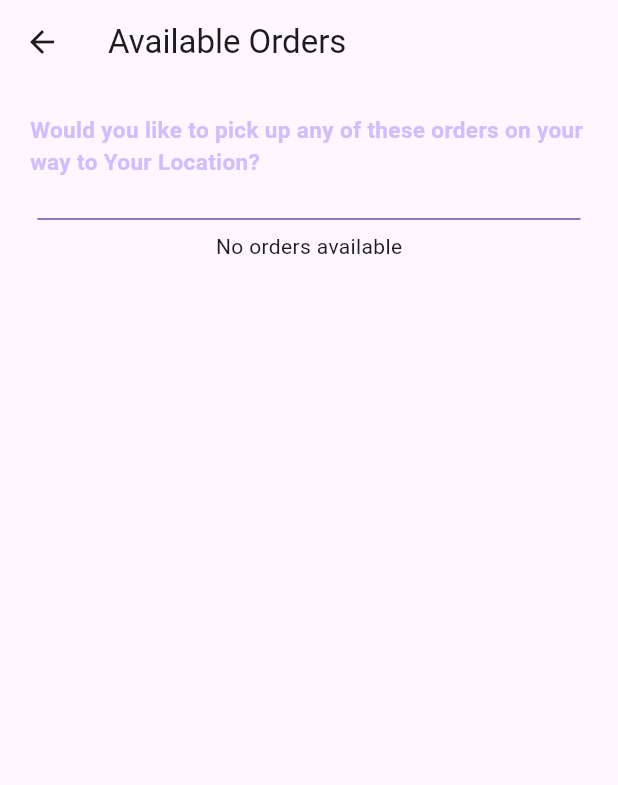
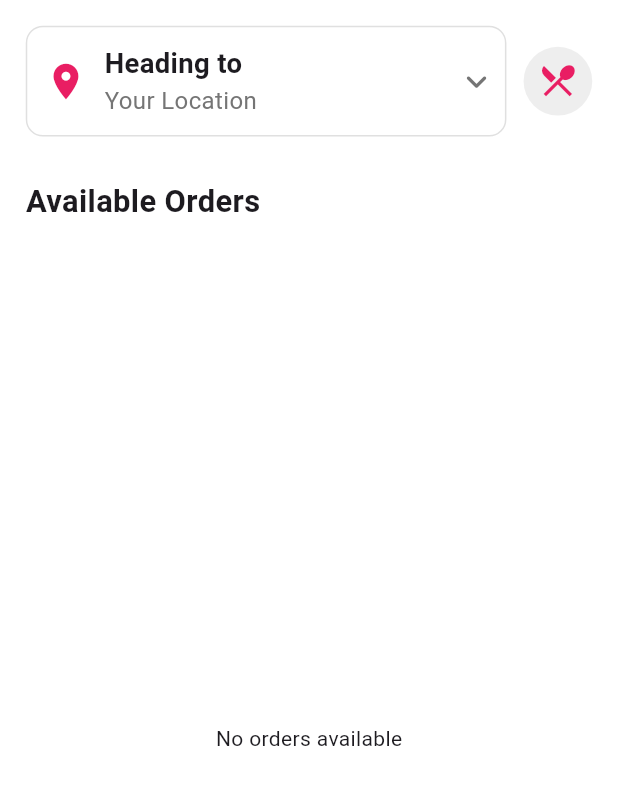
Before and after one commit to TanayJyot/foodafriend, a Flutter app: the AvailableOrders screen opened directly, on a phone screen of 412 x 824 dp. Shown: the top 785 px of the screen. Run offline on Flutter 3.47's test engine with Material 3 defaults, Android fonts, the phone set to English and light mode, and no system bars; our stand-ins replace cloud_firestore, firebase_auth, firebase_core, firebase_messaging, firebase_storage, flutter_screenutil and 5 more; missing offline and left inert: flutter_polyline_points; accounts and stored records are empty; network calls fail.

Commit message:
Made all the UIs consistent

```diff
--- a/lib/deliverer/screens/available_orders.dart
+++ b/lib/deliverer/screens/available_orders.dart
@@ -3,12 +3,14 @@ import 'package:buildspace_s5/services/database.dart';
 import 'package:cloud_firestore/cloud_firestore.dart';
 import 'package:flutter/material.dart';
 import 'package:google_maps_flutter/google_maps_flutter.dart';
+import 'package:flutter_screenutil/flutter_screenutil.dart';
+import 'package:font_awesome_flutter/font_awesome_flutter.dart';
 
 import '../../models/queue_model.dart';
 
 class AvailableOrders extends StatefulWidget {
-  final String location;
-  const AvailableOrders({super.key, required this.location});
+  final String? location;
+  const AvailableOrders({super.key, this.location});
 
   @override
   State<AvailableOrders> createState() => _AvailableOrdersState();
@@ -35,9 +37,8 @@ class _AvailableOrdersState extends State<AvailableOrders> {
     }
   }
 
-
-  Widget orderCard(
-      {required String name,
+  Widget orderCard({
+    required String name,
     required String item,
     required String restaurant,
     required String distance,
@@ -45,145 +46,187 @@ class _AvailableOrdersState extends State<AvailableOrders> {
     required String eta,
     required String documentId,
   }) {
-    return Column(
-      children: [
-        GestureDetector(
+    return Card(
+      elevation: 2,
+      shape: RoundedRectangleBorder(
+        borderRadius: BorderRadius.circular(10.r),
+      ),
+      child: GestureDetector(
         onTap: () {
           Navigator.of(context).push(MaterialPageRoute(
             builder: (context) => OrderTrackingPage(sourceLocation: sourceLocation, destination: destination, name: name, item: item,),
           ));
           _deleteOrder(documentId);
-
         },
         child: Padding(
-            padding: const EdgeInsets.all(15.0),
-            child: Row(
-              children: [
-                // text food details
-                Expanded(
+          padding: EdgeInsets.all(15.r),
           child: Column(
             crossAxisAlignment: CrossAxisAlignment.start,
             children: [
-                      Text(restaurant),
+              Text(
+                restaurant,
+                style: TextStyle(
+                  fontSize: 16.sp,
+                  fontWeight: FontWeight.bold,
+                ),
+              ),
+              SizedBox(height: 5.h),
               Text(
                 '$distance, ETA: $eta',
                 style: TextStyle(
-                          color: Theme.of(context).colorScheme.primary,
+                  color: Colors.pink,
+                  fontSize: 14.sp,
                 ),
               ),
-                      const SizedBox(
-                        height: 10,
-                      ),
+              SizedBox(height: 10.h),
               Text(
                 "$name would like a $item from $restaurant on $address",
                 style: TextStyle(
-                            color:
-                                Theme.of(context).colorScheme.inversePrimary),
+                  color: Colors.grey[600],
+                  fontSize: 14.sp,
+                ),
               ),
             ],
           ),
         ),
-                const SizedBox(
-                  width: 15,
       ),
-
-                // // food image
-                // ClipRRect(
-                //   borderRadius: BorderRadius.circular(18),
-                //   child: Image.asset(
-                //     "food.imagePath",
-                //     height: 120,
-                //   ),
-                // ),
-              ],
-            ),
-          ),
-        ),
-
-        // divider line
-        Divider(
-          color: Theme.of(context).colorScheme.primary,
-          endIndent: 25,
-          indent: 25,
-        ),
-      ],
     );
   }
 
   @override
   Widget build(BuildContext context) {
+    ScreenUtil.init(context, designSize: const Size(360, 690));
     return Scaffold(
-      appBar: AppBar(
-        title: const Text("Available Orders"),
-      ),
-      body: SingleChildScrollView(
+      backgroundColor: Colors.white,
+      body: SafeArea(
         child: Column(
           children: [
+            // Location box and Dashboard button
             Padding(
-              padding: const EdgeInsets.all(20.0),
-              child: Text(
-                "Would you like to pick up any of these orders on your way to ${widget.location}?",
+              padding: EdgeInsets.all(15.r),
+              child: Row(
+                children: [
+                  // Location box
+                  Expanded(
+                    child: Container(
+                      decoration: BoxDecoration(
+                        borderRadius: BorderRadius.circular(10.r),
+                        border: Border.all(color: Colors.grey[300]!),
+                      ),
+                      child: Padding(
+                        padding: EdgeInsets.all(10.r),
+                        child: Row(
+                          children: [
+                            Icon(
+                              Icons.location_on,
+                              size: 25.sp,
+                              color: Colors.pink,
+                            ),
+                            SizedBox(width: 10.w),
+                            Expanded(
+                              child: Column(
+                                crossAxisAlignment: CrossAxisAlignment.start,
+                                children: [
+                                  Text(
+                                    "Heading to",
                                     style: TextStyle(
-                    fontSize: 15,
-                    fontWeight: FontWeight.w600,
-                    color: Theme.of(context).colorScheme.inversePrimary),
+                                      fontWeight: FontWeight.bold,
+                                      fontSize: 16.sp,
                                     ),
                                   ),
-            Divider(
-              color: Theme.of(context).colorScheme.primary,
-              endIndent: 25,
-              indent: 25,
+                                  Text(
+                                    widget.location ?? "Robarts Library",
+                                    style: TextStyle(
+                                      color: Colors.grey[600],
+                                      fontSize: 14.sp,
+                                    ),
+                                  ),
+                                ],
+                              ),
+                            ),
+                            FaIcon(
+                              FontAwesomeIcons.angleDown,
+                              size: 15.sp,
+                              color: Colors.grey[600],
+                            ),
+                          ],
+                        ),
+                      ),
+                    ),
+                  ),
+                  SizedBox(width: 10.w),
+                  // Dashboard button
+                  GestureDetector(
+                    onTap: () {
+                      Navigator.of(context).pop(); // This will take you back to the previous screen (dashboard)
+                    },
+                    child: Container(
+                      padding: EdgeInsets.all(8.r),
+                      decoration: BoxDecoration(
+                        shape: BoxShape.circle,
+                        color: Colors.grey[200],
+                      ),
+                      child: Icon(
+                        Icons.restaurant_menu,
+                        size: 24.sp,
+                        color: Colors.pink,
+                      ),
+                    ),
+                  ),
+                ],
+              ),
             ),
 
-        FutureBuilder<Iterable<OrderQueue>>(
+            // Available Orders text
+            Padding(
+              padding: EdgeInsets.symmetric(horizontal: 15.r, vertical: 10.r),
+              child: Row(
+                children: [
+                  Text(
+                    "Available Orders",
+                    style: TextStyle(
+                      fontSize: 18.sp,
+                      fontWeight: FontWeight.bold,
+                    ),
+                  ),
+                ],
+              ),
+            ),
+
+            // Order list
+            Expanded(
+              child: FutureBuilder<Iterable<OrderQueue>>(
                 future: _fetchOrderQueue(),
                 builder: (context, snapshot) {
                   if (snapshot.connectionState == ConnectionState.waiting) {
-        return const CircularProgressIndicator();
+                    return const Center(child: CircularProgressIndicator(color: Colors.pink));
                   } else if (snapshot.hasError) {
                     return Text('Error: ${snapshot.error}');
                   } else if (!snapshot.hasData || snapshot.data!.isEmpty) {
-        return const Text('No orders available');
+                    return const Center(child: Text('No orders available'));
                   } else {
-        return Column(
+                    return ListView(
+                      padding: EdgeInsets.symmetric(horizontal: 15.w),
                       children: snapshot.data!.map((order) {
-            return orderCard(
+                        return Padding(
+                          padding: EdgeInsets.only(bottom: 10.h),
+                          child: orderCard(
                             name: order.name ?? "Default",
                             item: order.item ?? "Default",
-              restaurant: "Tim Hortons",
-              // Adjust this as needed
+                            restaurant: "Burger Corner",
                             distance: "2 km",
-              // Adjust this as needed
                             address: "23 Bloor St",
-              // Adjust this as needed
-              eta: "25 min walk", // Adjust this as needed
+                            eta: "25 min walk",
                             documentId: order.id ?? "Default",
+                          ),
                         );
                       }).toList(),
                     );
                   }
-      // orderCard(
-      //     name: "Alex",
-      //     item: "Medium White Hot Chocolate",
-      //     restaurant: "Tim Hortons",
-      //     distance: "2 km",
-      //     address: "23 Bloor St",
-      //     eta: "25 min walk"),
-      // orderCard(
-      //     name: "James",
-      //     item: "McChicken",
-      //     restaurant: "McDonalds",
-      //     distance: "1.4 km",
-      //     address: "55 Bloor St",
-      //     eta: "15 min walk"),
-      // orderCard(
-      //     name: "Rob",
-      //     item: "Foot Long Cookie",
-      //     restaurant: "SubWay",
-      //     distance: "0.3 km",
-      //     address: "82 Bloor St",
-      //     eta: "2 min walk"),
-    })],
+                },
+              ),
+            ),
+          ],
         ),
       ),
     );
--- a/lib/deliverer/screens/order_tracking.dart
+++ b/lib/deliverer/screens/order_tracking.dart
@@ -237,7 +237,7 @@ class OrderTrackingPageState extends State<OrderTrackingPage> {
                   const SizedBox(
                     height: 15,
                   ),
-                  const Text("Restaurant: Tim Hortons"),
+                  const Text("Restaurant: Burger Corner"),
                   const SizedBox(
                     height: 10,
                   ),
@@ -245,7 +245,7 @@ class OrderTrackingPageState extends State<OrderTrackingPage> {
                   const SizedBox(
                     height: 10,
                   ),
-                  const Text("Delivery Destination: 123 Anywhere St."),
+                  const Text("Delivery Destination: Robarts Library"),
                 ],
               ),
             ),
--- a/lib/main.dart
+++ b/lib/main.dart
@@ -1,4 +1,3 @@
-import 'package:buildspace_s5/deliverer/screens/available_orders.dart';
 import 'package:buildspace_s5/models/user.dart';
 import 'package:buildspace_s5/receiver/screens/wrapper.dart';
 import 'package:buildspace_s5/services/auth.dart';
--- a/lib/receiver/screens/heropage/heropage.dart
+++ b/lib/receiver/screens/heropage/heropage.dart
@@ -2,10 +2,8 @@ import 'package:firebase_auth/firebase_auth.dart';
 import 'package:flutter/cupertino.dart';
 import 'package:flutter/material.dart';
 import 'package:persistent_bottom_nav_bar/persistent_bottom_nav_bar.dart';
-import 'package:unicons/unicons.dart';
 import 'package:buildspace_s5/receiver/screens/heropage/dashboard_screen.dart';
 import 'profile_screen.dart'; // Import the profile screen
-import '';
 
 
 class HeroPage extends StatefulWidget {
--- a/lib/receiver/screens/heropage/item_screens/food_page.dart
+++ b/lib/receiver/screens/heropage/item_screens/food_page.dart
@@ -49,7 +49,7 @@ class _FoodPageState extends State<FoodPage> {
                       shape: BoxShape.circle,
                     ),
                     child: IconButton(
-                      icon: Icon(Icons.arrow_back, color: Colors.pink),
+                      icon: const Icon(Icons.arrow_back, color: Colors.pink),
                       onPressed: () => Navigator.pop(context),
                     ),
                   ),
@@ -99,7 +99,7 @@ class _FoodPageState extends State<FoodPage> {
               ),
             ),
 
-            Spacer(),
+            const Spacer(),
 
             // Add to cart button
             Padding(
--- a/lib/receiver/screens/heropage/item_screens/items_screen_components/my_button.dart
+++ b/lib/receiver/screens/heropage/item_screens/items_screen_components/my_button.dart
@@ -24,7 +24,7 @@ class MyButton extends StatelessWidget {
         child: Center(
           child: Text(
             text,
-            style: TextStyle(
+            style: const TextStyle(
               fontWeight: FontWeight.bold,
               color: Colors.white,
               fontSize: 16,
--- a/lib/receiver/screens/heropage/profile_screen.dart
+++ b/lib/receiver/screens/heropage/profile_screen.dart
@@ -1,7 +1,6 @@
 import 'package:cloud_firestore/cloud_firestore.dart';
 import 'package:flutter/material.dart';
 import 'package:flutter_screenutil/flutter_screenutil.dart';
-import 'package:font_awesome_flutter/font_awesome_flutter.dart';
 
 class ProfileScreen extends StatelessWidget {
   final String? uid;
--- a/lib/receiver/screens/order_tracking.dart
+++ b/lib/receiver/screens/order_tracking.dart
@@ -235,15 +235,15 @@ class OrderTrackingPageState extends State<OrderTrackingPage> {
                   const SizedBox(
                     height: 15,
                   ),
-                  const Text("Restaurant: Tim Hortons"),
+                  const Text("Restaurant: Burger Corner"),
                   const SizedBox(
                     height: 10,
                   ),
-                  const Text("Requested Food Item: White Hot Chocolate"),
+                  const Text("Requested Food Item: Veggie Burger"),
                   const SizedBox(
                     height: 10,
                   ),
-                  const Text("Delivery Destination: 123 Anywhere St."),
+                  const Text("Delivery Destination: Robarts Library"),
                 ],
               ),
             ),
```
Also changed, not shown: lib/receiver/screens/heropage/dashboard_screen.dart (+101 -108 lines), lib/receiver/screens/heropage/item_screens/cart_page.dart (+10 -11 lines), lib/receiver/screens/heropage/item_screens/restaurant_menu.dart (+6 -6 lines), lib/receiver/screens/heropage/orders_on_way.dart (added, +95 -0 lines). Lines whose indentation alone changed are shown as unchanged.
